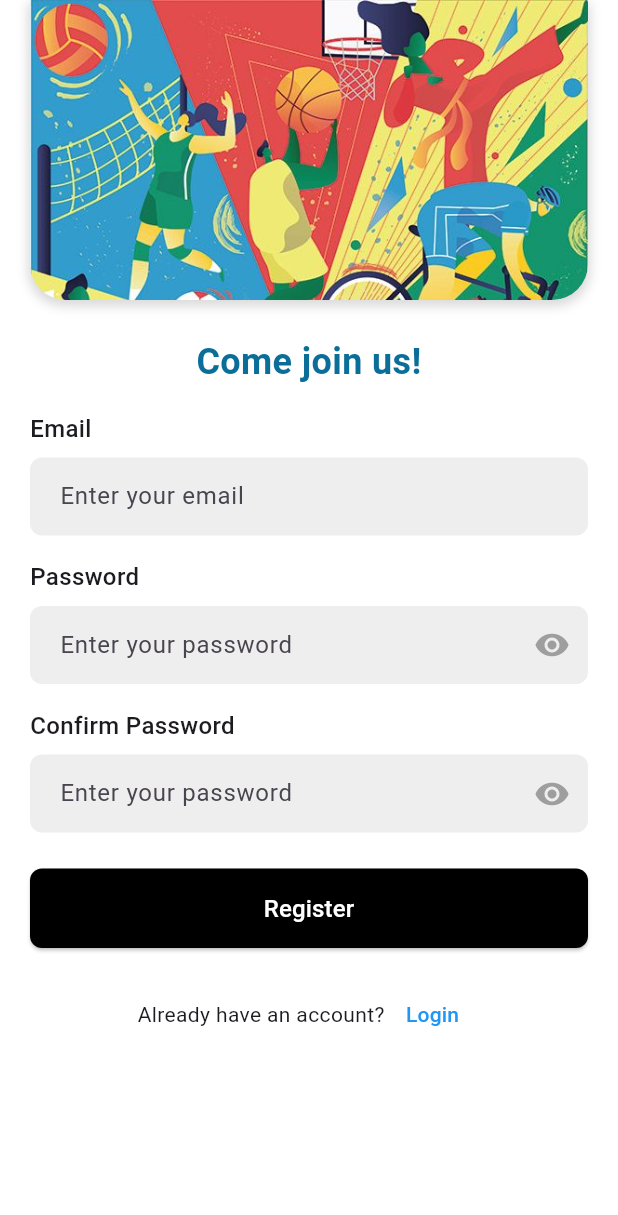
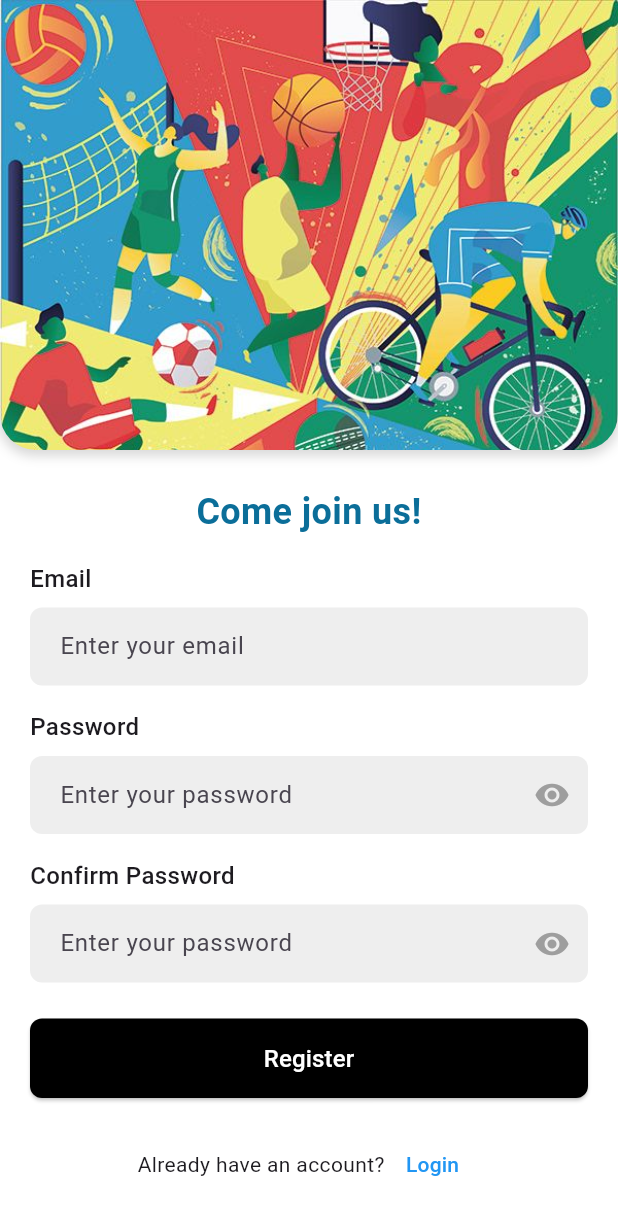
Before and after one commit to yeesiru/SportsTribe, a Flutter app: the RegisterPage screen opened directly with empty values, on a phone screen of 412 x 824 dp. Shown: the top 1215 px of the screen. Run offline on Flutter 3.47's test engine with Material 3 defaults, Android fonts, the phone set to English and light mode, and no system bars; our stand-ins replace firebase_auth, firebase_core; accounts and stored records are empty; network calls fail.

Commit message:
Modify login image

```diff
--- a/lib/pages/home_page.dart
+++ b/lib/pages/home_page.dart
@@ -73,7 +73,7 @@ class _HomePageState extends State<HomePage> {
           Container(
             padding: EdgeInsets.fromLTRB(20, 60, 20, 20),
             decoration: BoxDecoration(
-              color: Color(0xFFCCE945),
+              color: Color(0xFFD7F520),
               borderRadius: BorderRadius.only(
                 bottomLeft: Radius.circular(20),
                 bottomRight: Radius.circular(20),
--- a/lib/pages/register_page.dart
+++ b/lib/pages/register_page.dart
@@ -5,10 +5,7 @@ import 'package:map_project/widgets/text_field.dart';
 
 class RegisterPage extends StatefulWidget {
   final VoidCallback showLoginPage;
-  const RegisterPage({
-    super.key,
-    required this.showLoginPage
-  });
+  const RegisterPage({super.key, required this.showLoginPage});
 
   @override
   State<RegisterPage> createState() => _RegisterPageState();
@@ -23,20 +20,20 @@ class _RegisterPageState extends State<RegisterPage> {
   bool _isLoading = false;
 
   @override
-  void dispose(){
+  void dispose() {
     _emailController.dispose();
     _passwordController.dispose();
     _confirmPasswordController.dispose();
     super.dispose();
   }
 
-  Future signUp() async{
+  Future signUp() async {
     setState(() {
       _isLoading = true;
     });
 
     // Check if passwords match
-    if(!passwordConfirm()){
+    if (!passwordConfirm()) {
       ScaffoldMessenger.of(context).showSnackBar(
         const SnackBar(
           content: Text('Passwords do not match!'),
@@ -52,8 +49,7 @@ class _RegisterPageState extends State<RegisterPage> {
     try {
       await FirebaseAuth.instance.createUserWithEmailAndPassword(
           email: _emailController.text.trim(),
-        password: _passwordController.text.trim()
-      );
+          password: _passwordController.text.trim());
 
       // Show success message
       ScaffoldMessenger.of(context).showSnackBar(
@@ -61,7 +57,8 @@ class _RegisterPageState extends State<RegisterPage> {
           content: Text('Registration successful!'),
           backgroundColor: Colors.green,
           behavior: SnackBarBehavior.floating,
-          margin: EdgeInsets.only(bottom: 20.0, left: 20.0, right: 20.0, top: 40.0),
+          margin:
+              EdgeInsets.only(bottom: 20.0, left: 20.0, right: 20.0, top: 40.0),
         ),
       );
 
@@ -86,7 +83,8 @@ class _RegisterPageState extends State<RegisterPage> {
           content: Text(errorMessage),
           backgroundColor: Colors.red,
           behavior: SnackBarBehavior.floating,
-          margin: EdgeInsets.only(bottom: 20.0, left: 20.0, right: 20.0, top: 40.0),
+          margin:
+              EdgeInsets.only(bottom: 20.0, left: 20.0, right: 20.0, top: 40.0),
         ),
       );
     } catch (e) {
@@ -95,7 +93,8 @@ class _RegisterPageState extends State<RegisterPage> {
           content: Text('Error: ${e.toString()}'),
           backgroundColor: Colors.red,
           behavior: SnackBarBehavior.floating,
-          margin: EdgeInsets.only(bottom: 20.0, left: 20.0, right: 20.0, top: 40.0),
+          margin:
+              EdgeInsets.only(bottom: 20.0, left: 20.0, right: 20.0, top: 40.0),
         ),
       );
     } finally {
@@ -108,10 +107,11 @@ class _RegisterPageState extends State<RegisterPage> {
     }
   }
 
-  bool passwordConfirm(){
-    if(_passwordController.text.trim() == _confirmPasswordController.text.trim()){
+  bool passwordConfirm() {
+    if (_passwordController.text.trim() ==
+        _confirmPasswordController.text.trim()) {
       return true;
-    }else{
+    } else {
       return false;
     }
   }
@@ -122,12 +122,13 @@ class _RegisterPageState extends State<RegisterPage> {
       backgroundColor: Colors.white,
       body: SafeArea(
         child: SingleChildScrollView(
-          child: Padding(
-            padding: const EdgeInsets.symmetric(horizontal: 20.0),
           child: Column(
-              crossAxisAlignment: CrossAxisAlignment.stretch,
+            // Changed from Padding to Column
+            crossAxisAlignment:
+                CrossAxisAlignment.stretch, // Added for the image container
             children: [
               Container(
+                // Image container is now a direct child of the outer Column
                 decoration: BoxDecoration(
                   borderRadius: const BorderRadius.only(
                     bottomLeft: Radius.circular(24),
@@ -147,17 +148,23 @@ class _RegisterPageState extends State<RegisterPage> {
                     bottomLeft: Radius.circular(24),
                     bottomRight: Radius.circular(24),
                   ),
-                    child: SizedBox(
-                      height: 200,
-                      width: double.infinity,
+                  // SizedBox removed, Image.asset used directly
                   child: Image.asset(
                     'assets/images/login_image.jpg',
+                    height: 300, // Kept original height
+                    width: double.infinity, // Ensures image takes full width
                     fit: BoxFit.cover,
                     alignment: Alignment.topCenter,
                   ),
                 ),
               ),
-                ),
+              Padding(
+                // New Padding widget for the rest of the content
+                padding: const EdgeInsets.symmetric(horizontal: 20.0),
+                child: Column(
+                  crossAxisAlignment: CrossAxisAlignment
+                      .stretch, // Preserved from original Column
+                  children: [
                     const SizedBox(height: 24),
                     const Text(
                       'Come join us!',
@@ -168,29 +175,26 @@ class _RegisterPageState extends State<RegisterPage> {
                       ),
                       textAlign: TextAlign.center,
                     ),
-
                     const SizedBox(height: 16),
                     CustomTextField(
                       controller: _emailController,
                       label: 'Email',
                       hint: 'Enter your email',
                     ),
-
                     const SizedBox(height: 16),
                     PasswordField(controller: _passwordController),
-
                     const SizedBox(height: 16),
                     PasswordField(
                       controller: _confirmPasswordController,
                       label: 'Confirm Password',
                     ),
-
                     const SizedBox(height: 24),
                     ElevatedButton(
-                  onPressed: _isLoading ? null : (){
+                      onPressed: _isLoading
+                          ? null
+                          : () {
                               signUp();
                             },
-
                       style: ElevatedButton.styleFrom(
                         backgroundColor: Colors.black,
                         foregroundColor: Colors.white,
@@ -201,7 +205,8 @@ class _RegisterPageState extends State<RegisterPage> {
                       ),
                       child: _isLoading
                           ? const CircularProgressIndicator(color: Colors.white)
-                      : const Text('Register', style: TextStyle(fontSize: 16)),
+                          : const Text('Register',
+                              style: TextStyle(fontSize: 16)),
                     ),
                     const SizedBox(height: 20),
                     Row(
@@ -222,6 +227,8 @@ class _RegisterPageState extends State<RegisterPage> {
                   ],
                 ),
               ),
+            ],
+          ),
         ),
       ),
     );
```
Also changed, not shown: lib/pages/chat_page.dart (+23 -22 lines), lib/pages/login_page.dart (+16 -73 lines), lib/pages/profile_page.dart (+15 -15 lines). Lines whose indentation alone changed are shown as unchanged.
